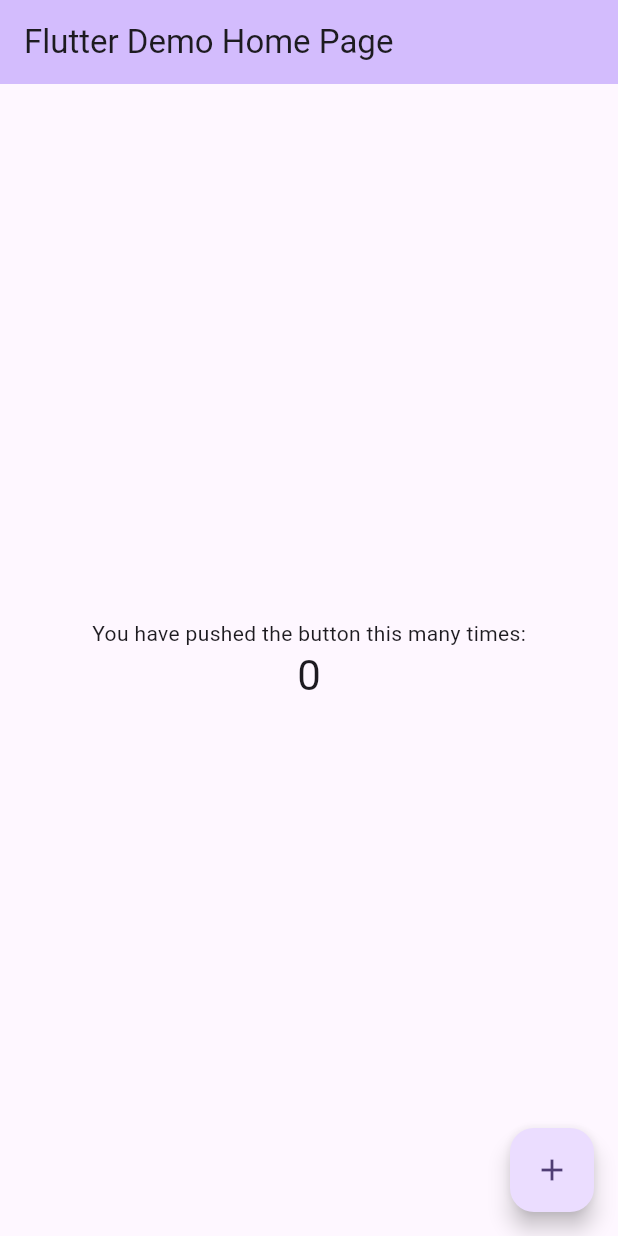
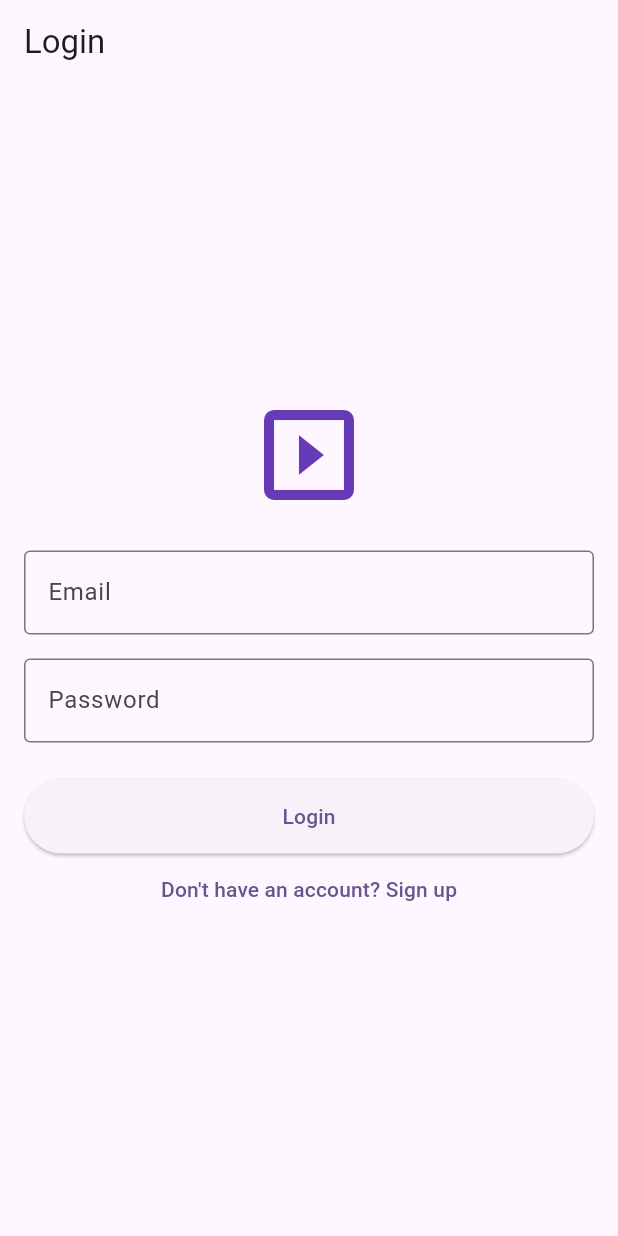
Before and after one commit to could-ai/019dd750-1470-73f3-bb7b-25a04eeaeb8d, a Flutter app: the screen it shows after launch, on a phone screen of 412 x 824 dp. Run offline on Flutter 3.47's test engine with Material 3 defaults, Android fonts, the phone set to English and light mode, and no system bars.

```diff
--- a/usr/lib/main.dart
+++ b/usr/lib/main.dart
@@ -1,123 +1,45 @@
 import 'package:flutter/material.dart';
+import 'package:provider/provider.dart';
+
+import 'providers/auth_provider.dart';
+import 'providers/ppt_provider.dart';
+import 'screens/login_screen.dart';
+import 'screens/home_screen.dart';
+import 'screens/signup_screen.dart';
+import 'screens/ppt_generator_screen.dart';
+import 'screens/ppt_preview_screen.dart';
 
 void main() {
-  runApp(const MyApp());
+  runApp(
+    MultiProvider(
+      providers: [
+        ChangeNotifierProvider(create: (_) => AuthProvider()),
+        ChangeNotifierProvider(create: (_) => PptProvider()),
+      ],
+      child: const CouldAIApp(),
+    ),
+  );
 }
 
-class MyApp extends StatelessWidget {
-  const MyApp({super.key});
+class CouldAIApp extends StatelessWidget {
+  const CouldAIApp({super.key});
 
-  // This widget is the root of your application.
   @override
   Widget build(BuildContext context) {
     return MaterialApp(
-      title: 'Flutter Demo',
-      debugShowCheckedModeBanner: false,
+      title: 'CouldAI PPT Maker',
       theme: ThemeData(
-        // This is the theme of your application.
-        //
-        // TRY THIS: Try running your application with "flutter run". You'll see
-        // the application has a purple toolbar. Then, without quitting the app,
-        // try changing the seedColor in the colorScheme below to Colors.green
-        // and then invoke "hot reload" (save your changes or press the "hot
-        // reload" button in a Flutter-supported IDE, or press "r" if you used
-        // the command line to start the app).
-        //
-        // Notice that the counter didn't reset back to zero; the application
-        // state is not lost during the reload. To reset the state, use hot
-        // restart instead.
-        //
-        // This works for code too, not just values: Most code changes can be
-        // tested with just a hot reload.
         colorScheme: ColorScheme.fromSeed(seedColor: Colors.deepPurple),
+        useMaterial3: true,
       ),
-      initialRoute: '/',
+      initialRoute: '/login',
       routes: {
-        '/': (context) => const MyHomePage(title: 'Flutter Demo Home Page'),
+        '/login': (context) => const LoginScreen(),
+        '/signup': (context) => const SignupScreen(),
+        '/home': (context) => const HomeScreen(),
+        '/generate': (context) => const PptGeneratorScreen(),
+        '/preview': (context) => const PptPreviewScreen(),
       },
     );
   }
 }
-
-class MyHomePage extends StatefulWidget {
-  const MyHomePage({super.key, required this.title});
-
-  // This widget is the home page of your application. It is stateful, meaning
-  // that it has a State object (defined below) that contains fields that affect
-  // how it looks.
-
-  // This class is the configuration for the state. It holds the values (in this
-  // case the title) provided by the parent (in this case the App widget) and
-  // used by the build method of the State. Fields in a Widget subclass are
-  // always marked "final".
-
-  final String title;
-
-  @override
-  State<MyHomePage> createState() => _MyHomePageState();
-}
-
-class _MyHomePageState extends State<MyHomePage> {
-  int _counter = 0;
-
-  void _incrementCounter() {
-    setState(() {
-      // This call to setState tells the Flutter framework that something has
-      // changed in this State, which causes it to rerun the build method below
-      // so that the display can reflect the updated values. If we changed
-      // _counter without calling setState(), then the build method would not be
-      // called again, and so nothing would appear to happen.
-      _counter++;
-    });
-  }
-
-  @override
-  Widget build(BuildContext context) {
-    // This method is rerun every time setState is called, for instance as done
-    // by the _incrementCounter method above.
-    //
-    // The Flutter framework has been optimized to make rerunning build methods
-    // fast, so that you can just rebuild anything that needs updating rather
-    // than having to individually change instances of widgets.
-    return Scaffold(
-      appBar: AppBar(
-        // TRY THIS: Try changing the color here to a specific color (to
-        // Colors.amber, perhaps?) and trigger a hot reload to see the AppBar
-        // change color while the other colors stay the same.
-        backgroundColor: Theme.of(context).colorScheme.inversePrimary,
-        // Here we take the value from the MyHomePage object that was created by
-        // the App.build method, and use it to set our appbar title.
-        title: Text(widget.title),
-      ),
-      body: Center(
-        // Center is a layout widget. It takes a single child and positions it
-        // in the middle of the parent.
-        child: Column(
-          // Column is also a layout widget. It takes a list of children and
-          // arranges them vertically. By default, it sizes itself to fit its
-          // children horizontally, and tries to be as tall as its parent.
-          //
-          // Column has various properties to control how it sizes itself and
-          // how it positions its children. Here we use mainAxisAlignment to
-          // center the children vertically; the main axis here is the vertical
-          // axis because Columns are vertical (the cross axis would be
-          // horizontal).
-          //
-          // TRY THIS: Invoke "debug painting" (choose the "Toggle Debug Paint"
-          // action in the IDE, or press "p" in the console), to see the
-          // wireframe for each widget.
-          mainAxisAlignment: MainAxisAlignment.center,
-          children: <Widget>[
-            const Text('You have pushed the button this many times:'),
-            Text('$_counter', style: Theme.of(context).textTheme.headlineMedium),
-          ],
-        ),
-      ),
-      floatingActionButton: FloatingActionButton(
-        onPressed: _incrementCounter,
-        tooltip: 'Increment',
-        child: const Icon(Icons.add),
-      ), // This trailing comma makes auto-formatting nicer for build methods.
-    );
-  }
-}
--- /dev/null
+++ b/usr/lib/providers/auth_provider.dart
@@ -0,0 +1,41 @@
+import 'package:flutter/material.dart';
+
+class AuthProvider extends ChangeNotifier {
+  bool _isAuthenticated = false;
+  String? _email;
+
+  bool get isAuthenticated => _isAuthenticated;
+  String? get email => _email;
+
+  Future<void> login(String email, String password) async {
+    // Mock login
+    await Future.delayed(const Duration(seconds: 1));
+    _isAuthenticated = true;
+    _email = email;
+    notifyListeners();
+  }
+
+  Future<void> signup(String email, String password) async {
+    // Mock signup
+    await Future.delayed(const Duration(seconds: 1));
+    _isAuthenticated = true;
+    _email = email;
+    notifyListeners();
+  }
+
+  Future<void> logout() async {
+    // Mock logout
+    await Future.delayed(const Duration(milliseconds: 500));
+    _isAuthenticated = false;
+    _email = null;
+    notifyListeners();
+  }
+
+  Future<void> deleteAccount() async {
+    // Mock account deletion
+    await Future.delayed(const Duration(seconds: 1));
+    _isAuthenticated = false;
+    _email = null;
+    notifyListeners();
+  }
+}
--- /dev/null
+++ b/usr/lib/screens/login_screen.dart
@@ -0,0 +1,70 @@
+import 'package:flutter/material.dart';
+import 'package:provider/provider.dart';
+import '../providers/auth_provider.dart';
+
+class LoginScreen extends StatefulWidget {
+  const LoginScreen({super.key});
+
+  @override
+  State<LoginScreen> createState() => _LoginScreenState();
+}
+
+class _LoginScreenState extends State<LoginScreen> {
+  final _emailController = TextEditingController();
+  final _passwordController = TextEditingController();
+  bool _isLoading = false;
+
+  Future<void> _login() async {
+    setState(() => _isLoading = true);
+    try {
+      await context.read<AuthProvider>().login(
+        _emailController.text,
+        _passwordController.text,
+      );
+      if (mounted) {
+        Navigator.pushReplacementNamed(context, '/home');
+      }
+    } finally {
+      if (mounted) setState(() => _isLoading = false);
+    }
+  }
+
+  @override
+  Widget build(BuildContext context) {
+    return Scaffold(
+      appBar: AppBar(title: const Text('Login')),
+      body: Padding(
+        padding: const EdgeInsets.all(16.0),
+        child: Column(
+          mainAxisAlignment: MainAxisAlignment.center,
+          children: [
+            const Icon(Icons.slideshow, size: 80, color: Colors.deepPurple),
+            const SizedBox(height: 24),
+            TextField(
+              controller: _emailController,
+              decoration: const InputDecoration(labelText: 'Email', border: OutlineInputBorder()),
+            ),
+            const SizedBox(height: 16),
+            TextField(
+              controller: _passwordController,
+              decoration: const InputDecoration(labelText: 'Password', border: OutlineInputBorder()),
+              obscureText: true,
+            ),
+            const SizedBox(height: 24),
+            _isLoading
+              ? const CircularProgressIndicator()
+              : ElevatedButton(
+                  onPressed: _login,
+                  style: ElevatedButton.styleFrom(minimumSize: const Size(double.infinity, 50)),
+                  child: const Text('Login'),
+                ),
+            TextButton(
+              onPressed: () => Navigator.pushNamed(context, '/signup'),
+              child: const Text('Don\'t have an account? Sign up'),
+            ),
+          ],
+        ),
+      ),
+    );
+  }
+}
--- a/usr/pubspec.yaml
+++ b/usr/pubspec.yaml
@@ -34,6 +34,8 @@ dependencies:
   # The following adds the Cupertino Icons font to your application.
   # Use with the CupertinoIcons class for iOS style icons.
   cupertino_icons: ^1.0.8
+  supabase_flutter: ^2.4.4
+  provider: ^6.1.2
 
 dev_dependencies:
   flutter_test:
```
Also changed, not shown: usr/lib/providers/ppt_provider.dart (added, +68 -0 lines), usr/lib/screens/home_screen.dart (added, +89 -0 lines), usr/lib/screens/ppt_generator_screen.dart (added, +138 -0 lines), usr/lib/screens/ppt_preview_screen.dart (added, +80 -0 lines), usr/lib/screens/signup_screen.dart (added, +64 -0 lines).
